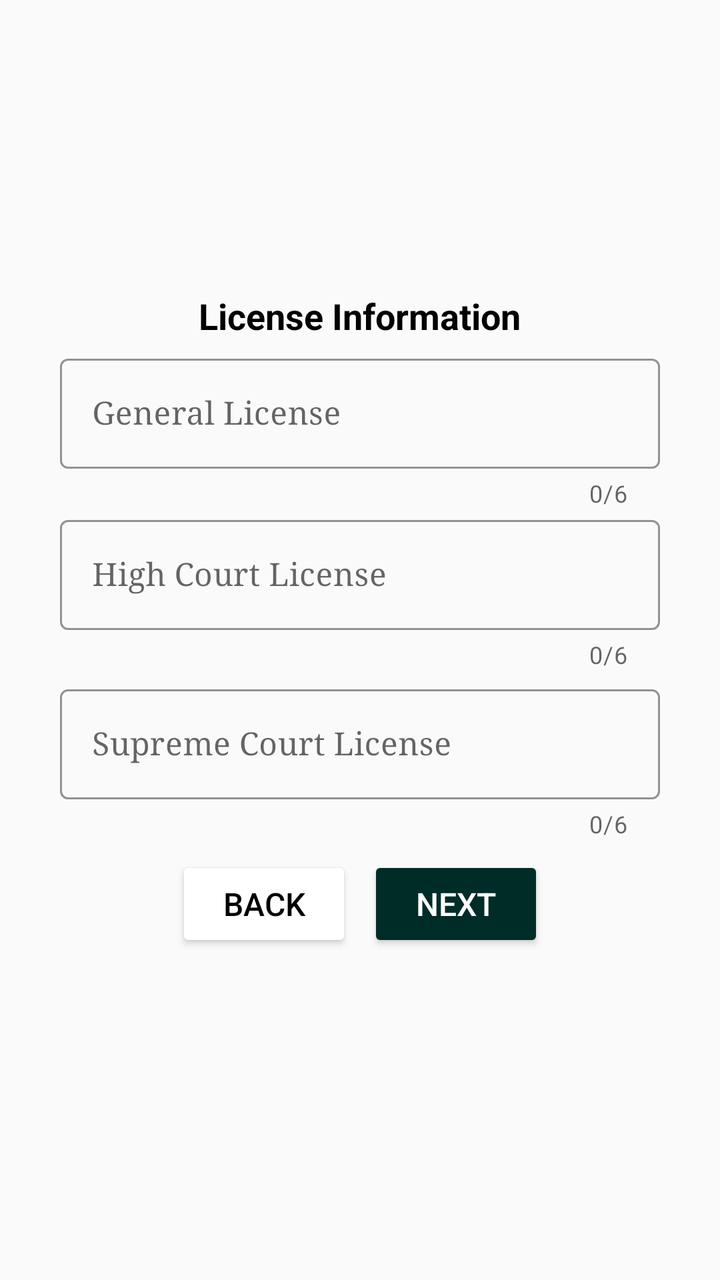
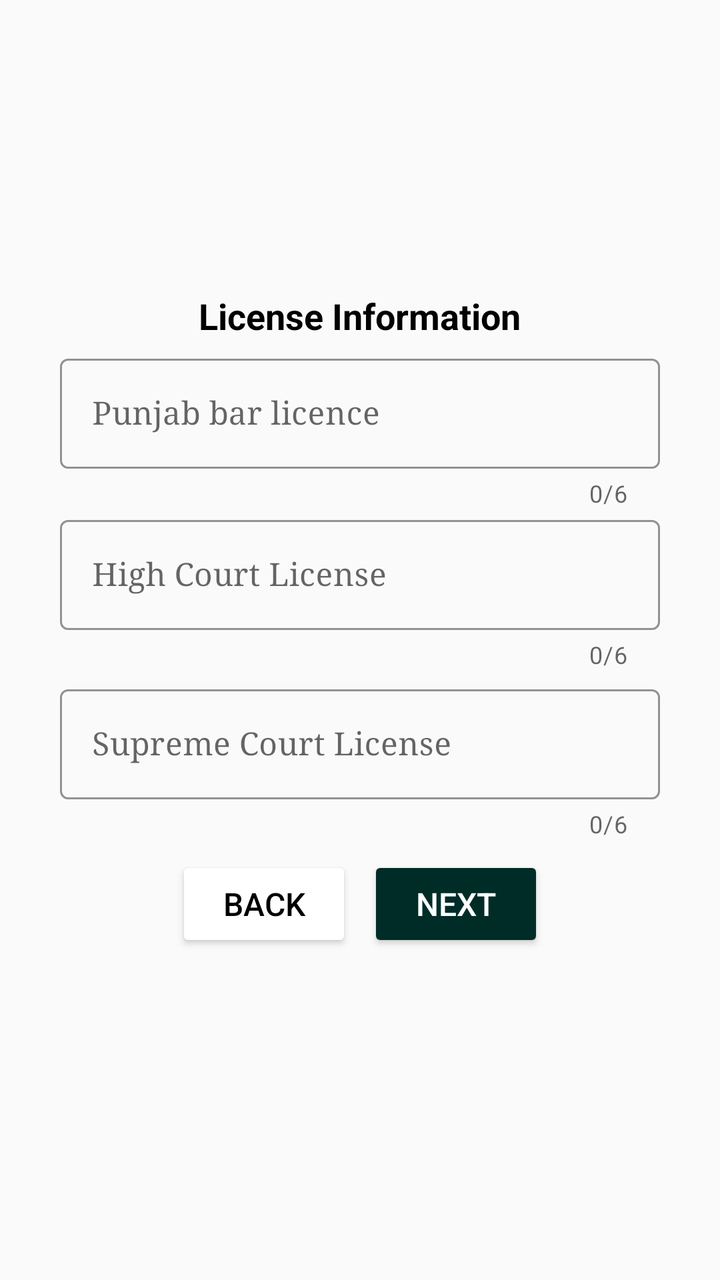

An Android layout rendered at two revisions. The XML below is the earlier revision; the diff shows what the commit changed to produce the second picture.
<!-- AndroidManifest.xml: application theme Theme.LawAdvat -->
<!-- res/layout/fragment_third.xml -->
<?xml version="1.0" encoding="utf-8"?>
<androidx.appcompat.widget.LinearLayoutCompat xmlns:android="http://schemas.android.com/apk/res/android"
    xmlns:tools="http://schemas.android.com/tools"
    android:layout_width="match_parent"
    android:layout_height="match_parent"
    xmlns:app="http://schemas.android.com/apk/res-auto"
    tools:context=".ui.become.ThirdFragment">

    <ScrollView
        android:layout_width="match_parent"
        android:layout_height="match_parent"
        android:padding="10dp">
        <LinearLayout
            android:layout_width="match_parent"
            android:layout_height="wrap_content"
            android:layout_margin="10dp"
            android:elevation="5dp"
            android:layout_gravity="center"
            android:orientation="vertical"
            android:padding="10dp"
            tools:ignore="MissingConstraints">

            <TextView
                android:layout_width="wrap_content"
                android:layout_height="wrap_content"
                android:layout_gravity="center"
                android:text="License Information"
                android:textColor="@color/black"
                android:textSize="18sp"
                android:textStyle="bold" />

            <com.google.android.material.textfield.TextInputLayout
                android:id="@+id/layout_general"
                android:layout_width="match_parent"
                android:layout_height="match_parent"
                android:layout_marginTop="04dp"
                app:errorEnabled="true"
                style="@style/Widget.MaterialComponents.TextInputLayout.OutlinedBox"
                app:hintTextColor="@color/teal_700"
                app:boxStrokeColor="@color/teal_700"
                app:counterEnabled="true"
                app:counterMaxLength="06"
                tools:ignore="UnusedAttribute">

                <com.google.android.material.textfield.TextInputEditText
                    android:id="@+id/item_general"
                    android:layout_width="match_parent"
                    android:layout_height="wrap_content"
                    android:hint="General License"
                    android:clickable="false"
                    android:inputType="numberDecimal"
                    tools:ignore="HardcodedText" />
            </com.google.android.material.textfield.TextInputLayout>

            <com.google.android.material.textfield.TextInputLayout
                android:id="@+id/layout_high"
                android:layout_width="match_parent"
                android:layout_height="match_parent"
                app:errorEnabled="true"
                style="@style/Widget.MaterialComponents.TextInputLayout.OutlinedBox"
                app:hintTextColor="@color/teal_700"
                app:boxStrokeColor="@color/teal_700"
                app:counterEnabled="true"
                app:counterMaxLength="06"
                tools:ignore="UnusedAttribute">

                <com.google.android.material.textfield.TextInputEditText
                    android:id="@+id/item_high"
                    android:layout_width="match_parent"
                    android:layout_height="wrap_content"
                    android:hint="High Court License"
                    android:inputType="numberDecimal" />
            </com.google.android.material.textfield.TextInputLayout>

            <com.google.android.material.textfield.TextInputLayout
                android:id="@+id/layout_supreme"
                android:layout_width="match_parent"
                android:layout_height="match_parent"
                android:layout_marginTop="04dp"
                app:errorEnabled="true"
                style="@style/Widget.MaterialComponents.TextInputLayout.OutlinedBox"
                app:hintTextColor="@color/teal_700"
                app:counterEnabled="true"
                app:counterMaxLength="06"
                app:boxStrokeColor="@color/teal_700"
                tools:ignore="UnusedAttribute">

                <com.google.android.material.textfield.TextInputEditText
                    android:id="@+id/item_supreme"
                    android:layout_width="match_parent"
                    android:layout_height="wrap_content"
                    android:hint="Supreme Court License"
                    android:inputType="numberDecimal" />
            </com.google.android.material.textfield.TextInputLayout>

            <LinearLayout
                android:layout_width="wrap_content"
                android:layout_height="wrap_content"
                android:layout_gravity="center"
                android:padding="08dp"
                android:orientation="horizontal">

                <Button
                    android:id="@+id/back_btn"
                    android:layout_width="wrap_content"
                    android:layout_height="wrap_content"
                    android:layout_marginEnd="04dp"
                    android:layout_marginBottom="10dp"
                    android:backgroundTint="@color/white"
                    android:shadowColor="@color/black"
                    android:text="Back"
                    android:textColor="@color/black" />
                <Button
                    android:id="@+id/save_btn"
                    android:layout_marginStart="04dp"
                    android:layout_width="wrap_content"
                    android:layout_height="wrap_content"
                    android:layout_marginBottom="10dp"
                    android:backgroundTint="#002C28"
                    android:text="Next"
                    android:textColor="@color/white"
                    />
            </LinearLayout>
        </LinearLayout>
    </ScrollView>

</androidx.appcompat.widget.LinearLayoutCompat>
<!-- resources referenced by this layout -->
<resources>
  <color name="black">#FF000000</color>
  <color name="teal_700">#FF018786</color>
  <color name="white">#FFFFFFFF</color>
  <style name="Theme.LawAdvat" parent="Theme.MaterialComponents.DayNight.DarkActionBar.Bridge">
          
          <item name="colorPrimary">@color/white</item>
          <item name="colorPrimaryVariant">#FFFFFF</item>
          <item name="colorOnPrimary">#009688</item>
          
          <item name="colorSecondary">@color/teal_200</item>
          <item name="colorSecondaryVariant">@color/teal_700</item>
          <item name="colorOnSecondary">#FFFFFF</item>
          
          <item name="android:statusBarColor">#FFFFFF</item>
          
          <item name="titleTextColor">@color/black</item>
          <item name="fontFamily">serif</item>
          <item name="android:textSize">16sp</item>
      </style>
  <color name="teal_200">#FF03DAC5</color>
</resources>

<!-- the commit's change to res/layout/fragment_third.xml (unified diff, before → after) -->
@@ -46,7 +46,7 @@
                     android:id="@+id/item_general"
                     android:layout_width="match_parent"
                     android:layout_height="wrap_content"
-                    android:hint="General License"
+                    android:hint="Punjab bar licence"
                     android:clickable="false"
                     android:inputType="numberDecimal"
                     tools:ignore="HardcodedText" />
